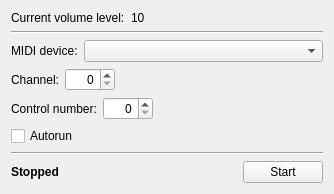
First picture: the form in MainWindow.ui, repository evilshoemaker/MidiTool, before the edit.
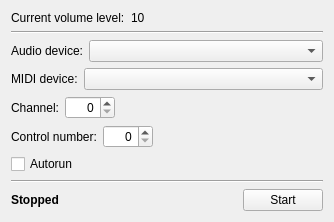
Second picture: the form after the edit. Icons and pictures are not drawn.

Patch:
```diff
--- a/MainWindow.ui
+++ b/MainWindow.ui
@@ -7,7 +7,7 @@
     <x>0</x>
     <y>0</y>
     <width>334</width>
-    <height>189</height>
+    <height>217</height>
    </rect>
   </property>
   <property name="windowTitle">
@@ -63,6 +63,33 @@
       </property>
      </widget>
     </item>
+    <item>
+     <layout class="QHBoxLayout" name="horizontalLayout_6">
+      <item>
+       <widget class="QLabel" name="label_5">
+        <property name="sizePolicy">
+         <sizepolicy hsizetype="Fixed" vsizetype="Preferred">
+          <horstretch>0</horstretch>
+          <verstretch>0</verstretch>
+         </sizepolicy>
+        </property>
+        <property name="text">
+         <string>Audio device:</string>
+        </property>
+       </widget>
+      </item>
+      <item>
+       <widget class="QComboBox" name="audioDevicesComboBox">
+        <property name="sizePolicy">
+         <sizepolicy hsizetype="Expanding" vsizetype="Fixed">
+          <horstretch>0</horstretch>
+          <verstretch>0</verstretch>
+         </sizepolicy>
+        </property>
+       </widget>
+      </item>
+     </layout>
+    </item>
     <item>
      <layout class="QHBoxLayout" name="horizontalLayout_2">
       <item>
```
